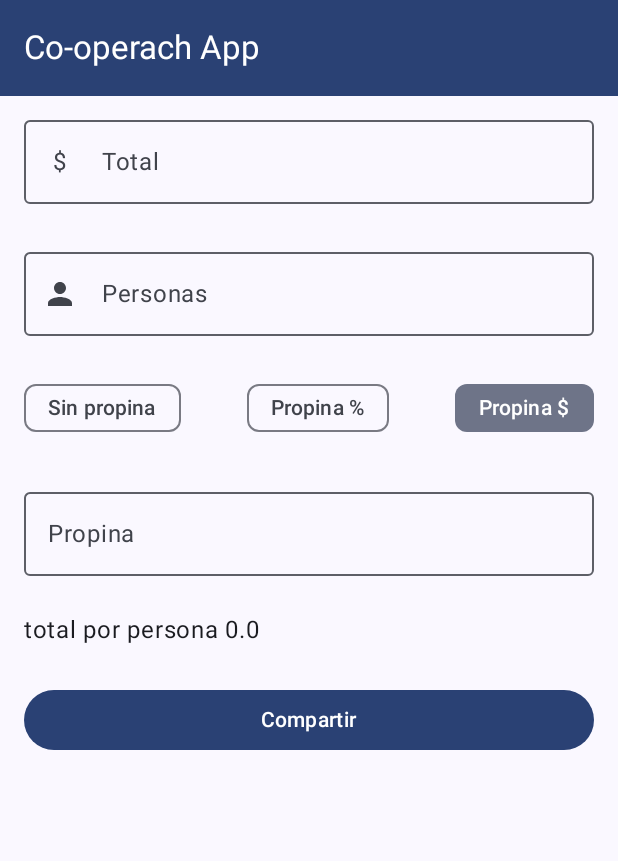
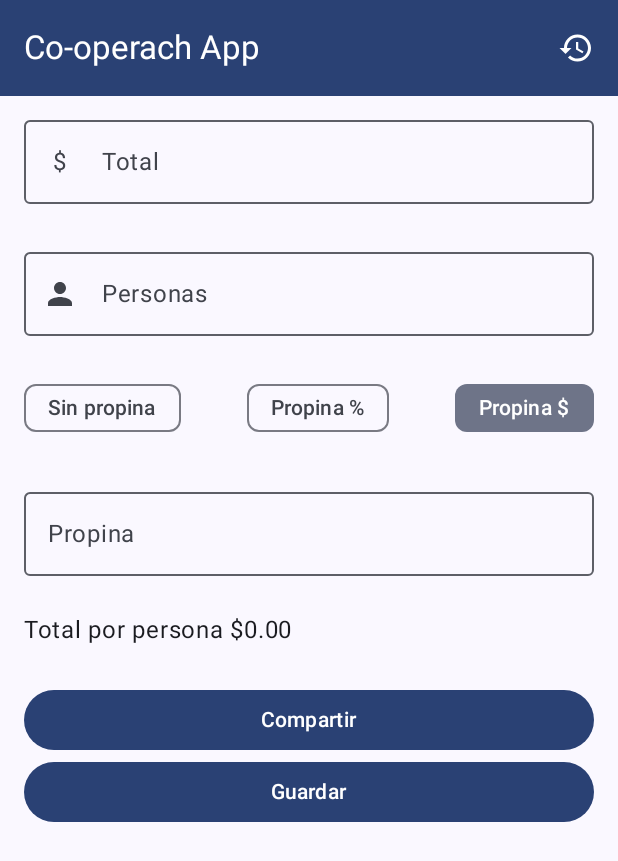
Before and after one commit to newkristian/cooperachapp, an Android app built with Jetpack Compose: the screen it shows after launch (MainActivity), after a tap on "Compartir", on a phone screen of 412 x 824 dp. Shown: the top 861 px of the screen. Run offline under Robolectric (Android 15) with nearby library versions, the phone set to English and light mode, and no system bars.

Commit message:
Añadir formato de dinero con localizacion en mexico

```diff
--- a/app/src/main/java/me/kristianconk/cooperachapp/presentation/CalculatorScreen.kt
+++ b/app/src/main/java/me/kristianconk/cooperachapp/presentation/CalculatorScreen.kt
@@ -11,6 +11,7 @@ import androidx.compose.foundation.layout.padding
 import androidx.compose.foundation.text.KeyboardOptions
 import androidx.compose.material.icons.Icons
 import androidx.compose.material.icons.filled.Clear
+import androidx.compose.material.icons.filled.History
 import androidx.compose.material.icons.filled.Person
 import androidx.compose.material3.Button
 import androidx.compose.material3.ExperimentalMaterial3Api
@@ -25,10 +26,10 @@ import androidx.compose.material3.TopAppBar
 import androidx.compose.material3.TopAppBarDefaults.topAppBarColors
 import androidx.compose.runtime.Composable
 import androidx.compose.runtime.derivedStateOf
+import androidx.compose.runtime.getValue
+import androidx.compose.runtime.mutableStateOf
 import androidx.compose.runtime.remember
 import androidx.compose.runtime.setValue
-import androidx.compose.runtime.getValue
-import androidx.compose.runtime.mutableStateOf
 import androidx.compose.ui.Modifier
 import androidx.compose.ui.res.stringResource
 import androidx.compose.ui.text.input.KeyboardType
@@ -47,15 +48,26 @@ fun CalculatorScreen(onShareClick: (String) -> Unit) {
         modifier = Modifier.fillMaxSize(),
         topBar = {
             TopAppBar(
-                colors = topAppBarColors(
-                    containerColor = MaterialTheme.colorScheme.primary,
-                ),
                 title = {
                     Text(
                         text = "Co-operach App",
                         color = MaterialTheme.colorScheme.onPrimary
                     )
-                })
+                },
+                colors = topAppBarColors(
+                    containerColor = MaterialTheme.colorScheme.primary,
+                ),
+                actions = {
+                    IconButton(onClick = { /*TODO*/ }) {
+                        Icon(
+                            imageVector = Icons.Default.History,
+                            tint = MaterialTheme.colorScheme.onPrimary,
+                            contentDescription = "Clear"
+                        )
+
+                    }
+                }
+            )
         }
     ) { paddingValues ->
         var totalText by remember {
@@ -180,7 +192,13 @@ fun CalculatorScreen(onShareClick: (String) -> Unit) {
                 )
             Spacer(modifier = Modifier.height(24.dp))
             Row(modifier = Modifier.fillMaxWidth()) {
-                Text(text = "total por persona ${totalFinal.value}")
+                Text(
+                    text = "Total por persona ${
+                        FormatUtils.formatDoubleToMexicanCurrency(
+                            totalFinal.value
+                        )
+                    }"
+                )
             }
             Spacer(modifier = Modifier.height(24.dp))
             Button(onClick = {
@@ -194,6 +212,12 @@ fun CalculatorScreen(onShareClick: (String) -> Unit) {
             }, modifier = Modifier.fillMaxWidth()) {
                 Text(text = "Compartir")
             }
+            Button(
+                onClick = {},
+                modifier = Modifier.fillMaxWidth()
+            ) {
+                Text(text = "Guardar")
+            }
         }
     }
 }
--- a/app/src/main/java/me/kristianconk/cooperachapp/presentation/utils/FormatUtils.kt
+++ b/app/src/main/java/me/kristianconk/cooperachapp/presentation/utils/FormatUtils.kt
@@ -3,6 +3,9 @@ package me.kristianconk.cooperachapp.presentation.utils
 import java.util.Locale
 
 object FormatUtils {
+
+    val currencyFormat = java.text.NumberFormat.getCurrencyInstance(Locale("es", "MX"))
+
     fun formatShareMessage(
         amount: Double,
         tip: Double,
@@ -11,12 +14,19 @@ object FormatUtils {
     ): String {
         return String.format(
             locale = Locale.getDefault(),
-            format = "El total de la cuenta fue de $%.2f, más propina de $%.2f, dividiendolo entre %d personas, nos toca de $%.2f",
-            amount,
-            tip,
+            format = "El total de la cuenta fue de %s, más propina de %s, dividido entre %d personas, nos toca de %s",
+            formatDoubleToMexicanCurrency(amount),
+            formatDoubleToMexicanCurrency(tip),
             people,
-            totalPerPerson
+            formatDoubleToMexicanCurrency(totalPerPerson)
         )
 
     }
+
+    fun formatDoubleToMexicanCurrency(amount: Double): String {
+        currencyFormat.maximumFractionDigits = 2
+        currencyFormat.minimumFractionDigits = 2
+        return currencyFormat.format(amount)
+
+    }
 }
```
